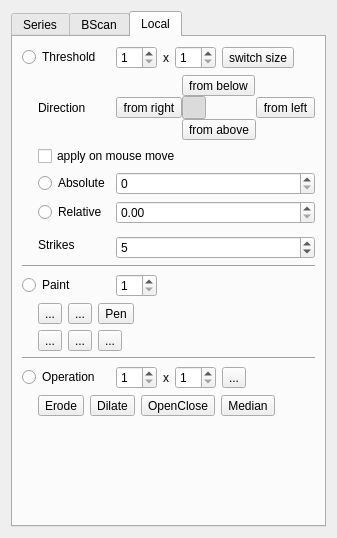
Above: ui/marker_segmentation.ui from neurodial/OCT-Marker before the change. Below: the same form after it.
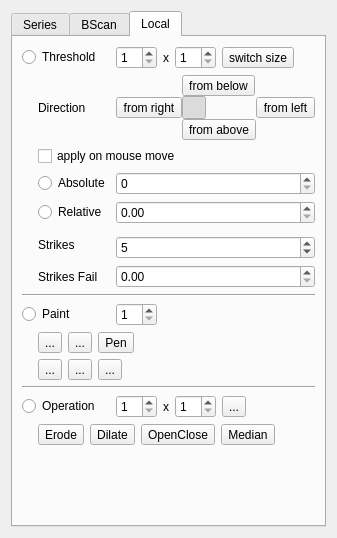
That is the form after the change. Icons and pictures are not drawn.

Commit message: Segmentierung: Optionen für fehlerhafte Treffer in Widget eingebaut

```diff
--- a/ui/marker_segmentation.ui
+++ b/ui/marker_segmentation.ui
@@ -360,7 +360,14 @@
        <string>Local</string>
       </attribute>
       <layout class="QGridLayout" name="gridLayout_5">
-       <item row="15" column="2">
+       <item row="12" column="0" colspan="3">
+        <widget class="Line" name="line_4">
+         <property name="orientation">
+          <enum>Qt::Horizontal</enum>
+         </property>
+        </widget>
+       </item>
+       <item row="17" column="2">
         <layout class="QHBoxLayout" name="horizontalLayout_4">
          <item>
           <widget class="QSpinBox" name="localSizeOperationWidthSpinBox">
@@ -416,7 +423,7 @@
          </property>
         </widget>
        </item>
-       <item row="19" column="1">
+       <item row="21" column="1">
         <spacer name="verticalSpacer_3">
          <property name="orientation">
           <enum>Qt::Vertical</enum>
@@ -548,7 +555,7 @@
          </property>
         </widget>
        </item>
-       <item row="15" column="0" colspan="2">
+       <item row="17" column="0" colspan="2">
         <widget class="QRadioButton" name="radioLocalOperation">
          <property name="text">
           <string>Operation</string>
@@ -575,7 +582,7 @@
          </property>
         </widget>
        </item>
-       <item row="13" column="1" colspan="2">
+       <item row="15" column="1" colspan="2">
         <widget class="QWidget" name="widget_2" native="true">
          <layout class="QGridLayout" name="gridLayout_7">
           <property name="margin">
@@ -669,7 +676,7 @@
          </layout>
         </widget>
        </item>
-       <item row="16" column="1" rowspan="2" colspan="2">
+       <item row="18" column="1" rowspan="2" colspan="2">
         <widget class="QWidget" name="widget" native="true">
          <layout class="QHBoxLayout" name="horizontalLayout">
           <property name="margin">
@@ -794,14 +801,7 @@
          </property>
         </widget>
        </item>
-       <item row="10" column="0" colspan="3">
-        <widget class="Line" name="line_4">
-         <property name="orientation">
-          <enum>Qt::Horizontal</enum>
-         </property>
-        </widget>
-       </item>
-       <item row="14" column="0" colspan="3">
+       <item row="16" column="0" colspan="3">
         <widget class="Line" name="line_5">
          <property name="orientation">
           <enum>Qt::Horizontal</enum>
@@ -857,14 +857,14 @@
          </item>
         </layout>
        </item>
-       <item row="11" column="0" colspan="2">
+       <item row="13" column="0" colspan="2">
         <widget class="QRadioButton" name="radioLocalPaint">
          <property name="text">
           <string>Paint</string>
          </property>
         </widget>
        </item>
-       <item row="11" column="2">
+       <item row="13" column="2">
         <layout class="QHBoxLayout" name="horizontalLayout_2">
          <item>
           <widget class="QSpinBox" name="localSizePaintSpinBox">
@@ -895,6 +895,23 @@
          </property>
         </widget>
        </item>
+       <item row="11" column="1">
+        <widget class="QLabel" name="label_6">
+         <property name="text">
+          <string>Strikes Fail</string>
+         </property>
+        </widget>
+       </item>
+       <item row="11" column="2">
+        <widget class="QDoubleSpinBox" name="localThresholdStrikesFailFactor">
+         <property name="maximum">
+          <double>1.000000000000000</double>
+         </property>
+         <property name="singleStep">
+          <double>0.050000000000000</double>
+         </property>
+        </widget>
+       </item>
       </layout>
      </widget>
     </widget>
```
Left out of the diff: 40 changed lines with no effect on the pictures. The commit also changes 3 other files.
